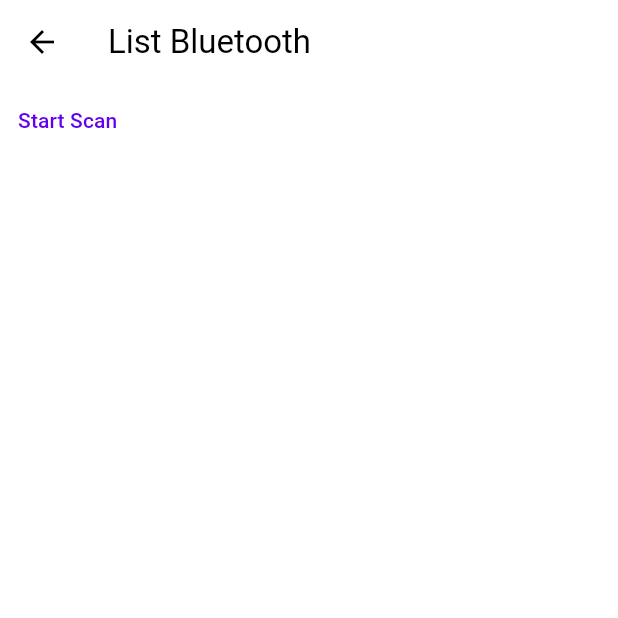
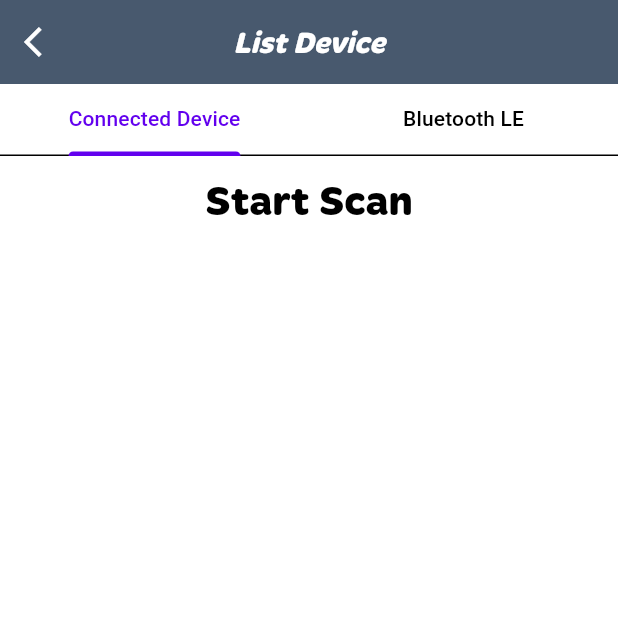
Before and after one commit to thiepcong/BTL-Lap-Trinh-Nhung, a Flutter app: the ListBluetoothView screen opened by its route, after a tap on "Start Scan", on a phone screen of 412 x 824 dp, the top half of it. Run offline on Flutter 3.47's test engine with Material 3 defaults, Android fonts, the phone set to English and light mode, and no system bars; our stand-ins replace auto_route, dio, flutter_bloc, flutter_blue_plus, fluttertoast, freezed_annotation and 2 more; missing offline and left inert: text_to_speech; accounts and stored records are empty.

Commit message:
update 9/5: connect bluetooth base

```diff
--- a/mobile/lib/app/modules/list_bluetooth/cubit/list_bluetooth_cubit.dart
+++ b/mobile/lib/app/modules/list_bluetooth/cubit/list_bluetooth_cubit.dart
@@ -1,5 +1,3 @@
-import 'dart:developer';
-
 import 'package:flutter_bloc/flutter_bloc.dart';
 import 'package:flutter_blue_plus/flutter_blue_plus.dart';
 import 'list_bluetooth_state.dart';
@@ -8,26 +6,38 @@ class ListBluetoothCubit extends Cubit<ListBluetoothState> {
   ListBluetoothCubit() : super(const ListBluetoothState());
 
   void init() async {
-    final check = await FlutterBluePlus.isSupported;
-    if (!check) return;
+    try {
+      final check = await FlutterBluePlus.isSupported;
+      if (!check) return;
 
-    await FlutterBluePlus.turnOn();
+      await FlutterBluePlus.turnOn();
+      FlutterBluePlus.scanResults.listen((event) {
+        try {
+          emit(state.copyWith(devices: event));
+        } catch (e) {
+          if (e is StateError) return;
+          rethrow;
+        }
+      });
+      final li = await FlutterBluePlus.systemDevices;
+      emit(state.copyWith(connectedDevices: li));
+    } catch (e) {
+      rethrow;
+    }
+  }
 
-    FlutterBluePlus.adapterState.listen((event) {
-      log(event.toString());
-    });
+  void scanDevice() async {
+    try {
+      FlutterBluePlus.startScan(timeout: const Duration(seconds: 5));
 
-    await FlutterBluePlus.startScan();
-    FlutterBluePlus.onScanResults.listen((event) {
-      log(event.toString());
-      try {
-        emit(state.copyWith(
-            bluetooths: event.map((e) => e.toString()).toList()));
-      } catch (e) {
-        return;
-      }
-    });
-    await Future.delayed(const Duration(seconds: 20));
-    FlutterBluePlus.stopScan();
+      await Future.delayed(const Duration(seconds: 10));
+      FlutterBluePlus.stopScan();
+    } catch (e) {
+      rethrow;
+    }
+  }
+
+  void connectToDevice(String remoteId) async {
+    await BluetoothDevice.fromId(remoteId).connect();
   }
 }
--- a/mobile/lib/app/modules/list_bluetooth/cubit/list_bluetooth_state.dart
+++ b/mobile/lib/app/modules/list_bluetooth/cubit/list_bluetooth_state.dart
@@ -1,3 +1,4 @@
+import 'package:flutter_blue_plus/flutter_blue_plus.dart';
 import 'package:freezed_annotation/freezed_annotation.dart';
 
 part 'list_bluetooth_state.freezed.dart';
@@ -8,6 +9,8 @@ class ListBluetoothState with _$ListBluetoothState {
 
   const factory ListBluetoothState({
     @Default([]) List<String> bluetooths,
+    @Default([]) List<ScanResult> devices,
+    @Default([]) List<BluetoothDevice> connectedDevices,
     String? message,
     Error? error,
   }) = _ListBluetoothState;
--- a/mobile/lib/app/modules/list_bluetooth/view/list_bluetooth_view.dart
+++ b/mobile/lib/app/modules/list_bluetooth/view/list_bluetooth_view.dart
@@ -1,9 +1,14 @@
+import 'package:auto_route/auto_route.dart';
 import 'package:flutter/material.dart';
 import 'package:flutter_bloc/flutter_bloc.dart';
 
 import '../../../core/values/app_colors.dart';
+import '../../../core/values/text_styles.dart';
+import '../../../core/widgets/appBar/custom_appbar.dart';
 import '../cubit/list_bluetooth_cubit.dart';
 import '../cubit/list_bluetooth_state.dart';
+import '../widgets/connected_device_item.dart';
+import '../widgets/device_item.dart';
 
 class ListBluetoothView extends StatefulWidget {
   const ListBluetoothView({super.key});
@@ -26,21 +31,82 @@ class _ListBluetoothViewState extends State<ListBluetoothView> {
       builder: (context, state) {
         final cubit = context.read<ListBluetoothCubit>();
         return Scaffold(
-          appBar: AppBar(
-            title: const Text("List Bluetooth"),
-            backgroundColor: AppColors.colorFFFFFFFF,
+          appBar: CustomAppBar(
+            leading: IconButton(
+              onPressed: () => context.router.pop(),
+              icon: const Padding(
+                padding: EdgeInsets.only(left: 8.0),
+                child: Icon(
+                  Icons.arrow_back_ios,
+                  color: AppColors.colorFFFFFFFF,
+                ),
+              ),
+            ),
+            title: 'List Device',
           ),
           backgroundColor: AppColors.colorFFFFFFFF,
-          body: SingleChildScrollView(
+          body: DefaultTabController(
+            length: 2,
             child: Column(
               children: [
-                TextButton(
-                  onPressed: () {
-                    cubit.init();
-                  },
-                  child: const Text("Start Scan"),
+                const TabBar(
+                  // onTap: (i) => context.read<StatCubit>().clean(),
+                  tabs: [
+                    Tab(text: 'Connected Device'),
+                    Tab(text: 'Bluetooth LE'),
+                  ],
                 ),
-                ...state.bluetooths.map((e) => Text(e)).toList(),
+                Expanded(
+                    child: TabBarView(
+                  children: [
+                    SizedBox(
+                      width: double.infinity,
+                      child: SingleChildScrollView(
+                        child: Column(
+                          children: [
+                            TextButton(
+                              onPressed: () {
+                                cubit.scanDevice();
+                              },
+                              child: const Text(
+                                "Start Scan",
+                                style: TextStyles.boldBlackS28,
+                              ),
+                            ),
+                            ...state.connectedDevices
+                                .map((e) => ConnectedDeviceItem(item: e))
+                                .toList(),
+                          ],
+                        ),
+                      ),
+                    ),
+                    SizedBox(
+                      width: double.infinity,
+                      child: SingleChildScrollView(
+                        child: Column(
+                          children: [
+                            TextButton(
+                              onPressed: () {
+                                cubit.scanDevice();
+                              },
+                              child: const Text(
+                                "Start Scan",
+                                style: TextStyles.boldBlackS28,
+                              ),
+                            ),
+                            ...state.devices
+                                .map((e) => DeviceItem(
+                                      item: e,
+                                      onConnect: (remoteId) =>
+                                          cubit.connectToDevice(remoteId),
+                                    ))
+                                .toList(),
+                          ],
+                        ),
+                      ),
+                    )
+                  ],
+                ))
               ],
             ),
           ),
```
Also changed, not shown: mobile/lib/app/core/widgets/drawer/app_drawer.dart (added, +58 -0 lines), mobile/lib/app/modules/home/views/home_view.dart (+29 -3 lines), mobile/lib/app/modules/list_bluetooth/widgets/connected_device_item.dart (added, +29 -0 lines), mobile/lib/app/modules/list_bluetooth/widgets/device_item.dart (added, +33 -0 lines), mobile/lib/app/modules/list_bluetooth/cubit/list_bluetooth_state.freezed.dart, 2 other files.
